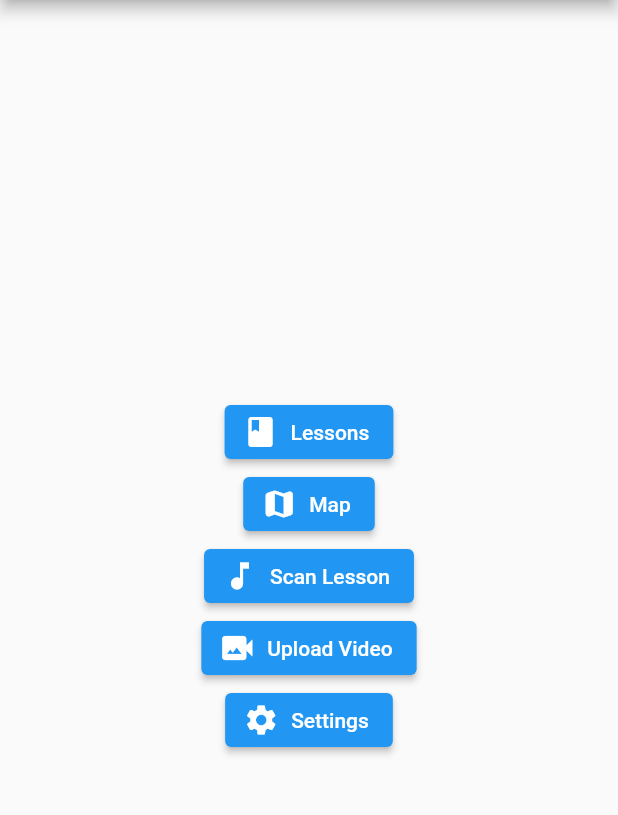
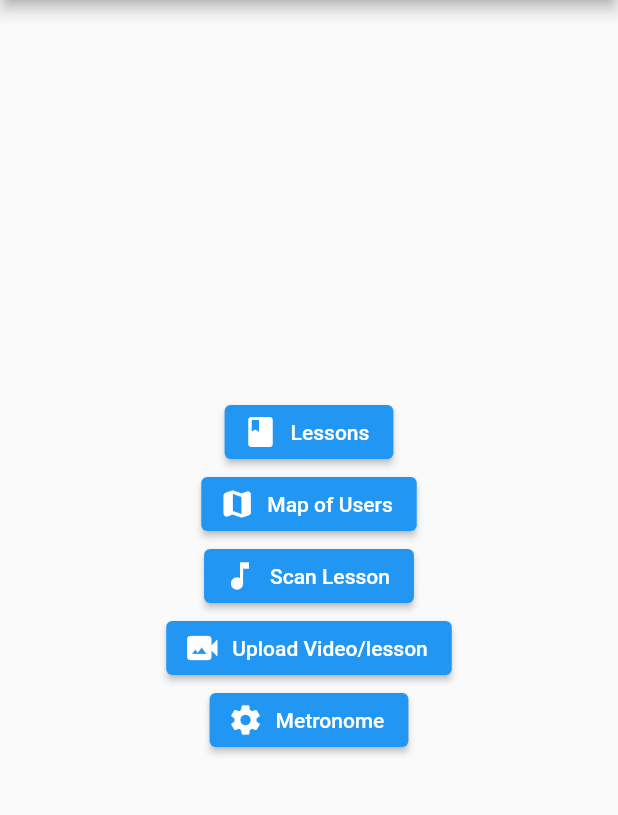
Before and after one commit to MarcelSSouza/songlearn, a Flutter app: the MenuPage screen opened by its route, on a phone screen of 412 x 824 dp, the part 84-899 px from its top. Run offline on Flutter 3.47's test engine with Material 2 defaults, Android fonts, the light colour scheme and no system bars; our stand-ins replace cloud_firestore, file_picker, firebase_auth, firebase_core, firebase_database, firebase_storage and 4 more; missing offline and left inert: qrscan; accounts and stored records are empty.

Commit message:
most of the parts done. Missing the tuner

```diff
--- a/lib/main.dart
+++ b/lib/main.dart
@@ -65,7 +65,7 @@ class MenuPage extends StatelessWidget {
                 Navigator.pushNamed(context, '/map');
               },
               icon: Icon(Icons.map_rounded),
-              label: Text('Map'),
+              label: Text('Map of Users'),
             ),
             ElevatedButton.icon(
               onPressed: () {
@@ -79,14 +79,14 @@ class MenuPage extends StatelessWidget {
                 Navigator.pushNamed(context, '/video');
               },
               icon: Icon(Icons.video_camera_back),
-              label: Text('Upload Video'),
+              label: Text('Upload Video/lesson'),
             ),
             ElevatedButton.icon(
               onPressed: () {
                 Navigator.pushNamed(context, '/metronome');
               },
               icon: Icon(Icons.settings),
-              label: Text('Settings'),
+              label: Text('Metronome'),
             ),
           ],
         ),
```
Also changed, not shown: lib/Pages/Map.dart (+5 -4 lines).
